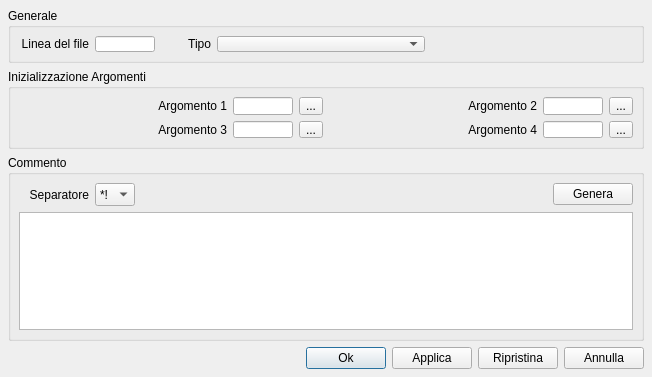
Qt form guizonecommand.ui (temporasanguinis/TSKreator) before a commit.
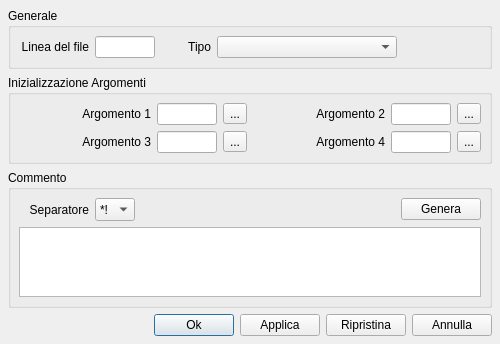
The same form after that commit.

Patch:
```diff
--- a/guizonecommand.ui
+++ b/guizonecommand.ui
@@ -1,12 +1,12 @@
 <ui version="4.0" >
  <class>GuiZoneCommand</class>
- <widget class="QDialog" name="GuiZoneCommand" >
-  <property name="geometry" >
+ <widget class="QDialog" name="GuiZoneCommand">
+  <property name="geometry">
    <rect>
     <x>0</x>
     <y>0</y>
-    <width>652</width>
-    <height>377</height>
+    <width>500</width>
+    <height>307</height>
    </rect>
   </property>
   <property name="windowTitle" >
@@ -16,27 +16,45 @@
    <property name="margin" >
     <number>8</number>
    </property>
-   <property name="spacing" >
+   <property name="topMargin">
+    <number>8</number>
+   </property>
+   <property name="rightMargin">
+    <number>8</number>
+   </property>
+   <property name="bottomMargin">
+    <number>8</number>
+   </property>
+   <property name="spacing">
     <number>6</number>
    </property>
-   <item row="0" column="0" >
-    <widget class="QGroupBox" name="mp_gbMain" >
-     <property name="minimumSize" >
+   <item row="0" column="0">
+    <widget class="QGroupBox" name="mp_gbMain">
+     <property name="minimumSize">
       <size>
        <width>16</width>
-       <height>55</height>
+       <height>0</height>
       </size>
      </property>
      <property name="title" >
       <string>Generale</string>
      </property>
-     <layout class="QHBoxLayout" >
-      <property name="margin" >
-       <number>8</number>
-      </property>
-      <property name="spacing" >
+     <layout class="QHBoxLayout">
+      <property name="spacing">
        <number>6</number>
       </property>
+      <property name="leftMargin">
+       <number>8</number>
+      </property>
+      <property name="topMargin">
+       <number>8</number>
+      </property>
+      <property name="rightMargin">
+       <number>8</number>
+      </property>
+      <property name="bottomMargin">
+       <number>8</number>
+      </property>
       <item>
        <widget class="QLabel" name="mp_labelLine" >
         <property name="minimumSize" >
@@ -54,19 +72,17 @@
        </widget>
       </item>
       <item>
-       <widget class="QLineEdit" name="mp_leLine" >
-        <property name="sizePolicy" >
-         <sizepolicy>
-          <hsizetype>1</hsizetype>
-          <vsizetype>0</vsizetype>
+       <widget class="QLineEdit" name="mp_leLine">
+        <property name="sizePolicy">
+         <sizepolicy hsizetype="Minimum" vsizetype="Fixed">
           <horstretch>0</horstretch>
           <verstretch>0</verstretch>
          </sizepolicy>
         </property>
-        <property name="maximumSize" >
+        <property name="maximumSize">
          <size>
           <width>60</width>
-          <height>32767</height>
+          <height>16777215</height>
          </size>
         </property>
        </widget>
@@ -88,11 +104,9 @@
        </widget>
       </item>
       <item>
-       <widget class="QComboBox" name="mp_comboType" >
-        <property name="sizePolicy" >
-         <sizepolicy>
-          <hsizetype>7</hsizetype>
-          <vsizetype>0</vsizetype>
+       <widget class="QComboBox" name="mp_comboType">
+        <property name="sizePolicy">
+         <sizepolicy hsizetype="Expanding" vsizetype="Fixed">
           <horstretch>0</horstretch>
           <verstretch>0</verstretch>
          </sizepolicy>
@@ -124,12 +138,12 @@
      </layout>
     </widget>
    </item>
-   <item row="1" column="0" >
-    <widget class="QGroupBox" name="mp_gbInit" >
-     <property name="minimumSize" >
+   <item row="1" column="0">
+    <widget class="QGroupBox" name="mp_gbInit">
+     <property name="minimumSize">
       <size>
        <width>16</width>
-       <height>80</height>
+       <height>0</height>
       </size>
      </property>
      <property name="title" >
@@ -139,15 +153,22 @@
       <property name="margin" >
        <number>8</number>
       </property>
-      <property name="spacing" >
+      <property name="topMargin">
+       <number>8</number>
+      </property>
+      <property name="rightMargin">
+       <number>8</number>
+      </property>
+      <property name="bottomMargin">
+       <number>8</number>
+      </property>
+      <property name="spacing">
        <number>6</number>
       </property>
-      <item row="1" column="3" >
-       <widget class="QLabel" name="mp_labelArgument4" >
-        <property name="sizePolicy" >
-         <sizepolicy>
-          <hsizetype>7</hsizetype>
-          <vsizetype>5</vsizetype>
+      <item row="1" column="3">
+       <widget class="QLabel" name="mp_labelArgument4">
+        <property name="sizePolicy">
+         <sizepolicy hsizetype="Expanding" vsizetype="Preferred">
           <horstretch>0</horstretch>
           <verstretch>0</verstretch>
          </sizepolicy>
@@ -160,12 +181,12 @@
         </property>
        </widget>
       </item>
-      <item row="1" column="4" >
-       <widget class="QLineEdit" name="mp_leArgument4" >
-        <property name="maximumSize" >
+      <item row="1" column="4">
+       <widget class="QLineEdit" name="mp_leArgument4">
+        <property name="maximumSize">
          <size>
           <width>60</width>
-          <height>32767</height>
+          <height>16777215</height>
          </size>
         </property>
         <property name="maxLength" >
@@ -173,12 +194,12 @@
         </property>
        </widget>
       </item>
-      <item row="0" column="4" >
-       <widget class="QLineEdit" name="mp_leArgument2" >
-        <property name="maximumSize" >
+      <item row="0" column="4">
+       <widget class="QLineEdit" name="mp_leArgument2">
+        <property name="maximumSize">
          <size>
           <width>60</width>
-          <height>32767</height>
+          <height>16777215</height>
          </size>
         </property>
         <property name="maxLength" >
@@ -186,12 +207,10 @@
         </property>
        </widget>
       </item>
-      <item row="0" column="0" >
-       <widget class="QLabel" name="mp_labelArgument1" >
-        <property name="sizePolicy" >
-         <sizepolicy>
-          <hsizetype>7</hsizetype>
-          <vsizetype>5</vsizetype>
+      <item row="0" column="0">
+       <widget class="QLabel" name="mp_labelArgument1">
+        <property name="sizePolicy">
+         <sizepolicy hsizetype="Expanding" vsizetype="Preferred">
           <horstretch>0</horstretch>
           <verstretch>0</verstretch>
          </sizepolicy>
@@ -204,19 +223,17 @@
         </property>
        </widget>
       </item>
-      <item row="0" column="3" >
-       <widget class="QLabel" name="mp_labelArgument2" >
-        <property name="sizePolicy" >
-         <sizepolicy>
-          <hsizetype>7</hsizetype>
-          <vsizetype>5</vsizetype>
+      <item row="0" column="3">
+       <widget class="QLabel" name="mp_labelArgument2">
+        <property name="sizePolicy">
+         <sizepolicy hsizetype="Expanding" vsizetype="Preferred">
           <horstretch>0</horstretch>
           <verstretch>0</verstretch>
          </sizepolicy>
         </property>
-        <property name="minimumSize" >
+        <property name="minimumSize">
          <size>
-          <width>80</width>
+          <width>0</width>
           <height>0</height>
          </size>
         </property>
@@ -228,12 +245,10 @@
         </property>
        </widget>
       </item>
-      <item row="1" column="0" >
-       <widget class="QLabel" name="mp_labelArgument3" >
-        <property name="sizePolicy" >
-         <sizepolicy>
-          <hsizetype>7</hsizetype>
-          <vsizetype>5</vsizetype>
+      <item row="1" column="0">
+       <widget class="QLabel" name="mp_labelArgument3">
+        <property name="sizePolicy">
+         <sizepolicy hsizetype="Expanding" vsizetype="Preferred">
           <horstretch>0</horstretch>
           <verstretch>0</verstretch>
          </sizepolicy>
@@ -246,12 +261,12 @@
         </property>
        </widget>
       </item>
-      <item row="1" column="1" >
-       <widget class="QLineEdit" name="mp_leArgument3" >
-        <property name="maximumSize" >
+      <item row="1" column="1">
+       <widget class="QLineEdit" name="mp_leArgument3">
+        <property name="maximumSize">
          <size>
           <width>60</width>
-          <height>32767</height>
+          <height>16777215</height>
          </size>
         </property>
         <property name="maxLength" >
@@ -259,12 +274,24 @@
         </property>
        </widget>
       </item>
-      <item row="0" column="1" >
-       <widget class="QLineEdit" name="mp_leArgument1" >
-        <property name="maximumSize" >
+      <item row="0" column="1">
+       <widget class="QLineEdit" name="mp_leArgument1">
+        <property name="sizePolicy">
+         <sizepolicy hsizetype="Expanding" vsizetype="Fixed">
+          <horstretch>0</horstretch>
+          <verstretch>0</verstretch>
+         </sizepolicy>
+        </property>
+        <property name="minimumSize">
          <size>
+          <width>0</width>
+          <height>0</height>
+         </size>
+        </property>
+        <property name="maximumSize">
+         <size>
           <width>60</width>
-          <height>32767</height>
+          <height>16777215</height>
          </size>
         </property>
         <property name="maxLength" >
@@ -303,14 +330,23 @@
      </layout>
     </widget>
    </item>
-   <item row="3" column="0" >
-    <layout class="QHBoxLayout" >
-     <property name="margin" >
-      <number>0</number>
-     </property>
-     <property name="spacing" >
+   <item row="3" column="0">
+    <layout class="QHBoxLayout">
+     <property name="spacing">
       <number>6</number>
      </property>
+     <property name="leftMargin">
+      <number>0</number>
+     </property>
+     <property name="topMargin">
+      <number>0</number>
+     </property>
+     <property name="rightMargin">
+      <number>0</number>
+     </property>
+     <property name="bottomMargin">
+      <number>0</number>
+     </property>
      <item>
       <spacer>
        <property name="orientation" >
@@ -363,7 +399,16 @@
       <property name="margin" >
        <number>8</number>
       </property>
-      <property name="spacing" >
+      <property name="topMargin">
+       <number>8</number>
+      </property>
+      <property name="rightMargin">
+       <number>8</number>
+      </property>
+      <property name="bottomMargin">
+       <number>8</number>
+      </property>
+      <property name="spacing">
        <number>6</number>
       </property>
       <item row="0" column="1" >
```
Left out of the diff: 161 changed lines with no effect on the pictures.
